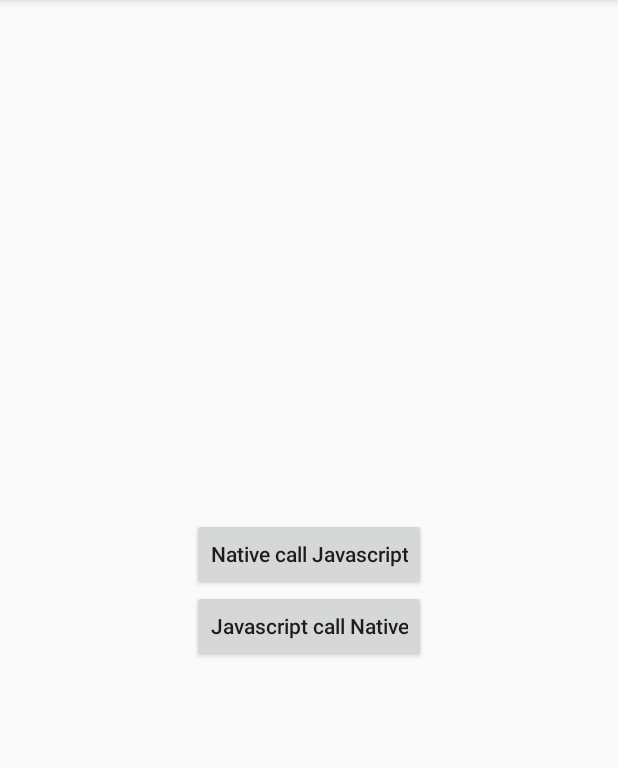
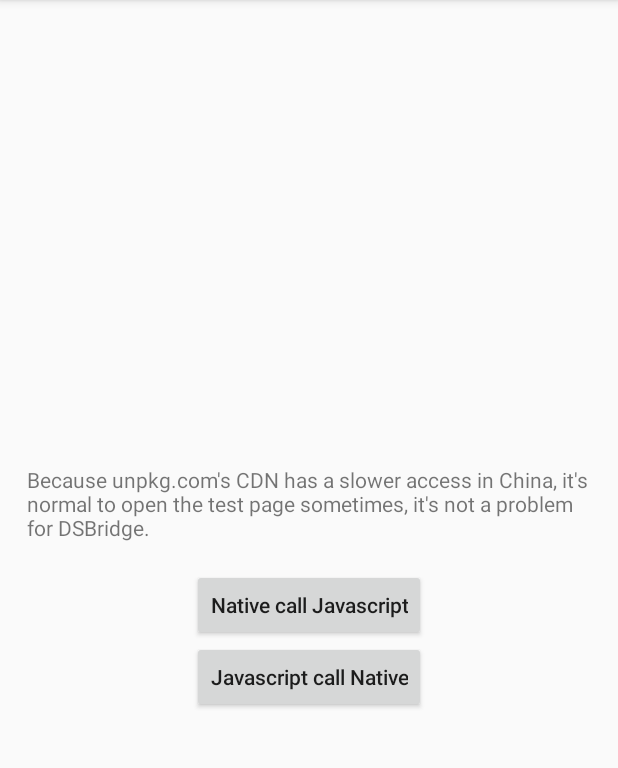
Before and after one commit to wendux/DSBridge-Android, an Android app: the screen it shows after launch (MainActivity), on a phone screen of 412 x 824 dp, the part 84-852 px from its top. Run offline under Robolectric (Android 15) with nearby library versions, the phone set to English and light mode, and no system bars.

Commit message:
update demo and fix #7

```diff
--- a/app/src/main/res/layout/activity_main.xml
+++ b/app/src/main/res/layout/activity_main.xml
@@ -14,7 +14,8 @@
         <TextView
             android:layout_width="match_parent"
             android:layout_height="wrap_content"
-            android:text=""
+            android:padding="18dp"
+            android:text="Because unpkg.com's CDN has a slower access in China, it's normal to open the test page sometimes, it's not a problem for DSBridge."
             />
         <Button
             android:id="@+id/callJs"
--- a/dsbridge/src/main/java/wendu/dsbridge/DWebView.java
+++ b/dsbridge/src/main/java/wendu/dsbridge/DWebView.java
@@ -894,7 +894,6 @@ public class DWebView extends WebView {
             }
         }
 
-        @TargetApi(Build.VERSION_CODES.LOLLIPOP)
         @Override
         public boolean onShowFileChooser(WebView webView, ValueCallback<Uri[]> filePathCallback,
                                          FileChooserParams fileChooserParams) {
```
